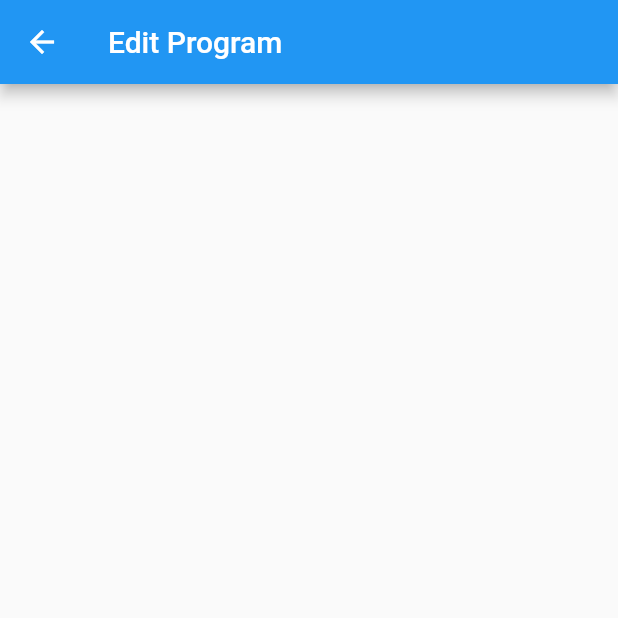
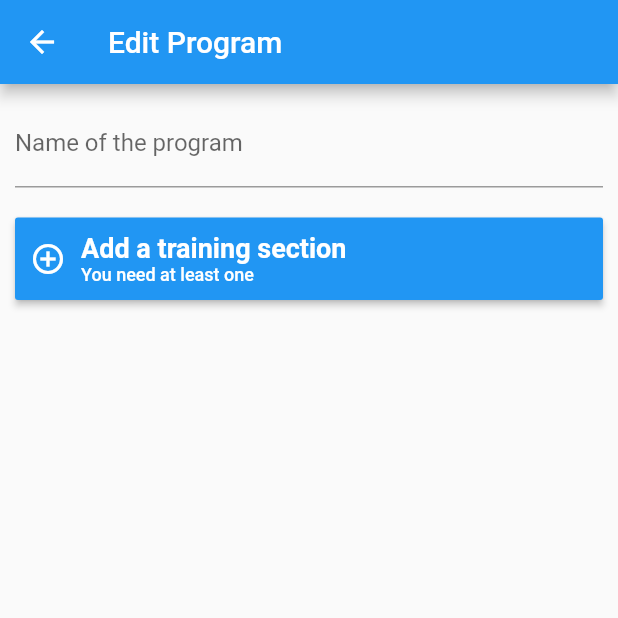
Before and after one commit to koksukoo/gym-program-app, a Flutter app: the EditProgramScreen screen opened by its route, on a phone screen of 412 x 824 dp, the top half of it. Run offline on Flutter 3.47's test engine with Material 2 defaults, Android fonts, the phone set to English and light mode, and no system bars.

Commit message:
working on "add program" screen

```diff
--- a/lib/screens/edit_program_screen.dart
+++ b/lib/screens/edit_program_screen.dart
@@ -1,4 +1,6 @@
 import 'package:flutter/material.dart';
+
+import '../widgets/program_section_field.dart';
 
 class EditProgramScreen extends StatefulWidget {
   static const routeName = '/edit-program';
@@ -8,10 +10,78 @@ class EditProgramScreen extends StatefulWidget {
 }
 
 class _EditProgramScreenState extends State<EditProgramScreen> {
+  final _form = GlobalKey<FormState>();
+  List<Map<String, dynamic>> _sections = [];
+
+  void _addTrainingSection() {
+    setState(() {
+      _sections.add({
+        'name': '',
+        'exercises': <Map<String, dynamic>>[],
+      });
+    });
+  }
+
+  void _addExercise(int index) {
+    setState(() {
+      _sections[index]['exercises'].add({
+        'name': '',
+        'description': '',
+        'reps': 0,
+        'isMinutes': false,
+      });
+    });
+  }
+
   @override
   Widget build(BuildContext context) {
     return Scaffold(
-      appBar: AppBar(title: Text('Edit Program')),
-    );
+        appBar: AppBar(title: Text('Edit Program')),
+        body: Padding(
+          child: Form(
+            key: _form,
+            child: ListView(
+              children: <Widget>[
+                TextFormField(
+                  decoration: InputDecoration(labelText: 'Name of the program'),
+                  textInputAction: TextInputAction.next,
+                  onFieldSubmitted: (_) {},
+                ),
+                SizedBox(height: 10),
+                for (var i = 0; i < _sections.length; i++)
+                  ProgramSectionField(i: i, sections: _sections, addExercise: _addExercise),
+                SizedBox(height: 10),
+                RaisedButton(
+                  color: Theme.of(context).accentColor,
+                  padding: const EdgeInsets.all(10.0),
+                  child: Row(
+                    children: <Widget>[
+                      Icon(Icons.add_circle_outline, color: Colors.white),
+                      SizedBox(width: 10),
+                      Column(
+                        crossAxisAlignment: CrossAxisAlignment.start,
+                        children: <Widget>[
+                          Text(
+                            'Add a training section',
+                            style: TextStyle(
+                                color: Colors.white,
+                                fontWeight: FontWeight.bold,
+                                fontSize: 18),
+                          ),
+                          Text(
+                            'You need at least one',
+                            style: TextStyle(color: Colors.white, fontSize: 12),
+                          )
+                        ],
+                      )
+                    ],
+                  ),
+                  onPressed: _addTrainingSection,
+                ),
+              ],
+            ),
+          ),
+          padding: const EdgeInsets.all(10.0),
+        ));
   }
 }
```
Also changed, not shown: lib/widgets/program_exercise_field.dart (added, +44 -0 lines), lib/widgets/program_section_field.dart (added, +79 -0 lines).
